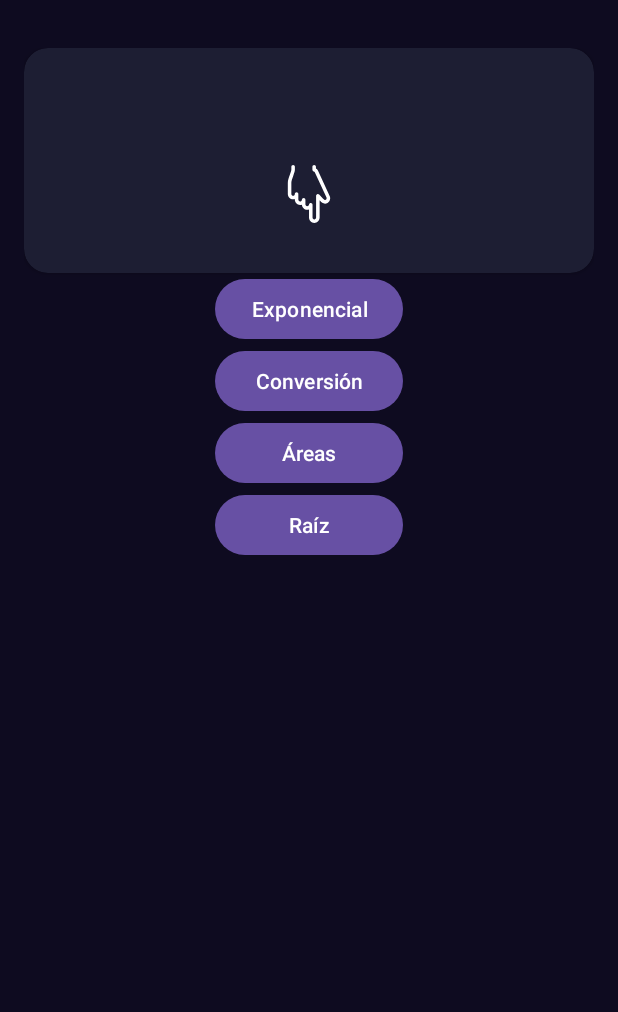
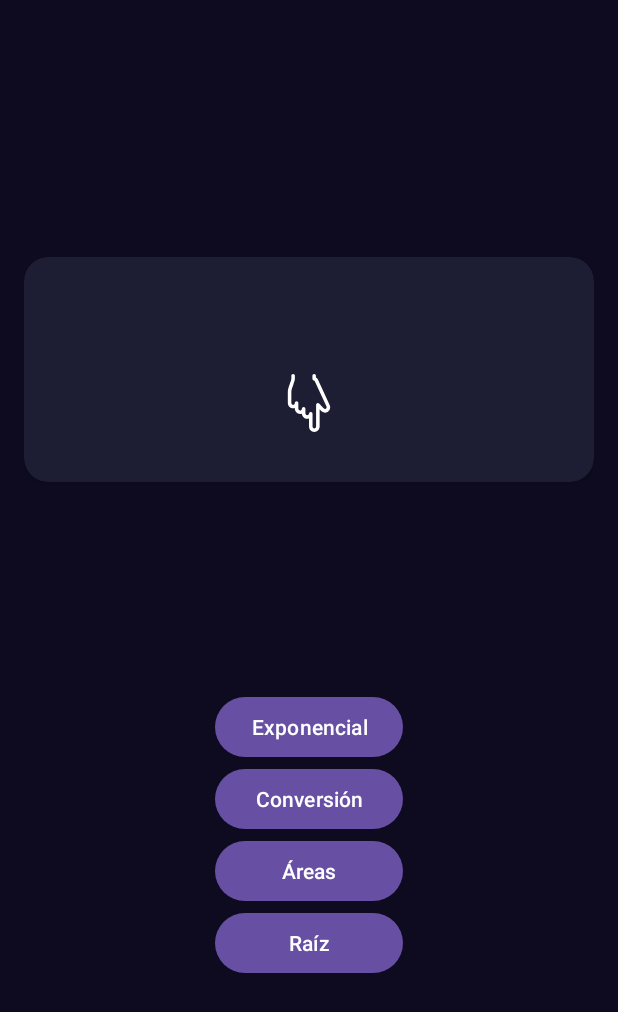
Before and after one commit to BorisSant/AppAndroid, an Android app: the MenuGeneralActivity screen opened directly, with no data from a screen before it, on a phone screen of 412 x 824 dp. Shown: the top 1012 px of the screen. Run offline under Robolectric (Android 15) with nearby library versions, the phone set to English and light mode, and no system bars.

Commit message:
Mejora de interfaz de inicio y menú general

```diff
--- a/app/src/main/res/layout/activity_menu_general.xml
+++ b/app/src/main/res/layout/activity_menu_general.xml
@@ -16,6 +16,7 @@
         app:layout_constraintStart_toStartOf="parent"
         app:layout_constraintTop_toTopOf="parent"
         app:layout_constraintEnd_toEndOf="parent"
+        app:layout_constraintBottom_toTopOf="@+id/MenuGeneral"
         app:cardBackgroundColor="@color/detalle"
         app:cardCornerRadius="16dp"
         >
@@ -52,6 +53,7 @@
         app:layout_constraintStart_toStartOf="parent"
         app:layout_constraintEnd_toEndOf="parent"
         app:layout_constraintTop_toBottomOf="@+id/cvDetalle"
+        app:layout_constraintBottom_toBottomOf="parent"
         >
         <Button
             android:id="@+id/btnExponente"
--- a/app/src/main/res/values/strings.xml
+++ b/app/src/main/res/values/strings.xml
@@ -2,7 +2,7 @@
     <string name="app_name">Actividad1Boris</string>
 
     <!--STRINGS GLOBALES -->
-    <string name="bienvenida">Bienvenido a CalInfo</string>
+    <string name="bienvenida">Bienvenido..</string>
     <string name="pedirNombre">Por favor ayúdame a conocerte!</string>
     <string name="placeNombre">Ingresa tu nombre</string>
     <!--MENÚ GENERAL -->
```
